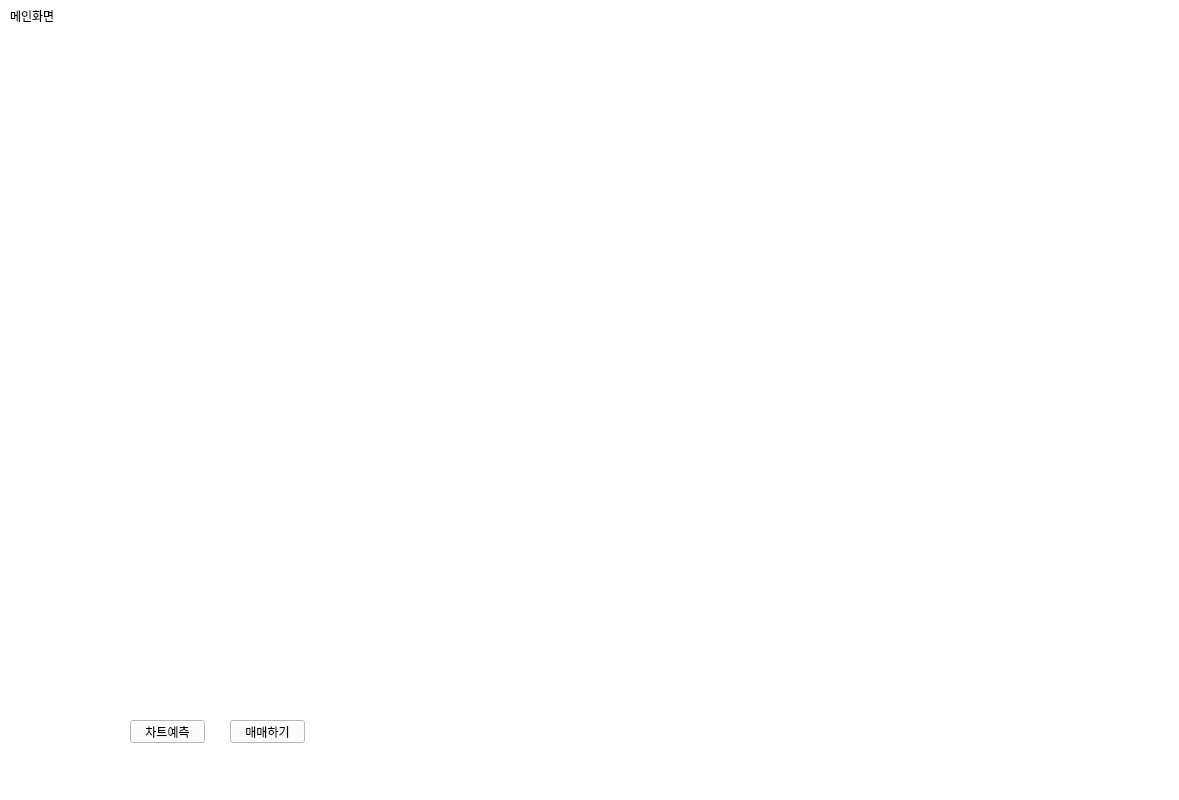
kminvis/PyQt, file main.ui: the form before one commit.
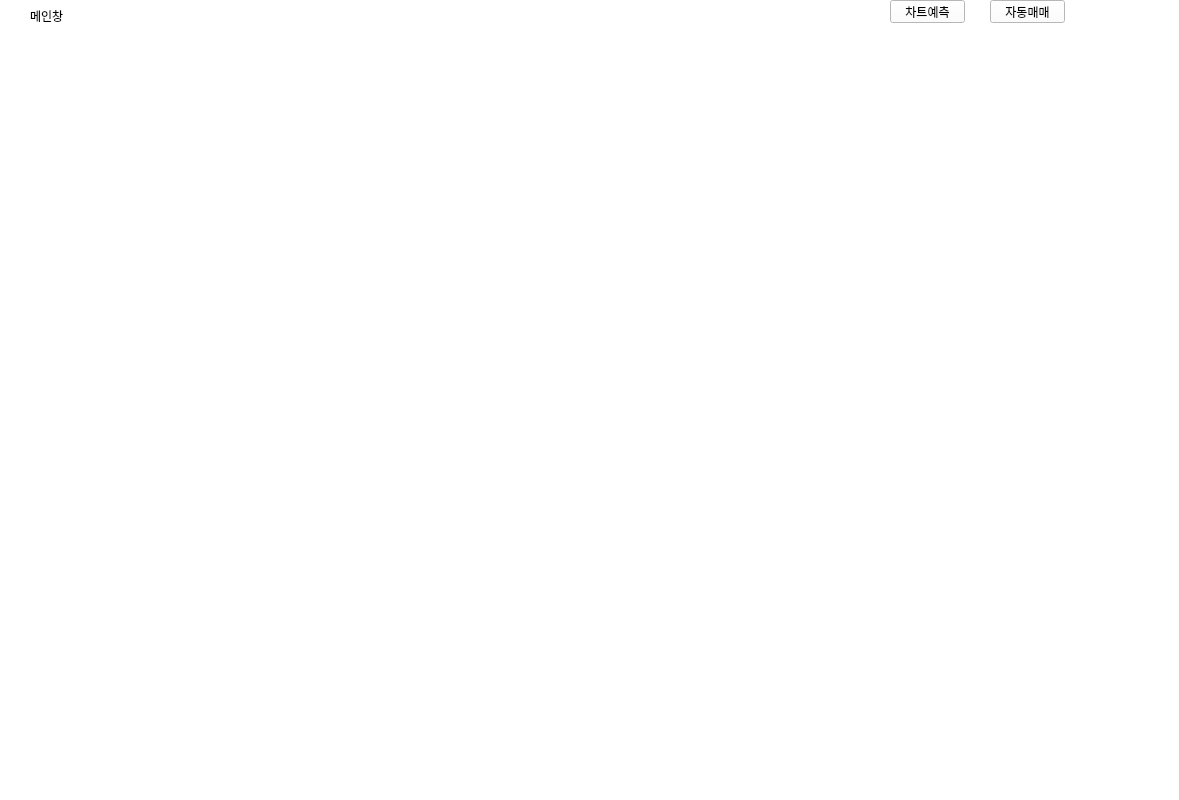
The form after the commit.

Commit message: 자동매매 추가

Diff of the .ui file:
```diff
--- a/main.ui
+++ b/main.ui
@@ -20,8 +20,8 @@
    <widget class="QPushButton" name="predictionButton">
     <property name="geometry">
      <rect>
-      <x>130</x>
-      <y>720</y>
+      <x>890</x>
+      <y>0</y>
       <width>75</width>
       <height>23</height>
      </rect>
@@ -41,30 +41,30 @@
     </property>
     <layout class="QVBoxLayout" name="Layout"/>
    </widget>
-   <widget class="QLabel" name="status">
-    <property name="geometry">
-     <rect>
-      <x>10</x>
-      <y>10</y>
-      <width>56</width>
-      <height>12</height>
-     </rect>
-    </property>
-    <property name="text">
-     <string>메인화면</string>
-    </property>
-   </widget>
    <widget class="QPushButton" name="tradeButton">
     <property name="geometry">
      <rect>
-      <x>230</x>
-      <y>720</y>
+      <x>990</x>
+      <y>0</y>
       <width>75</width>
       <height>23</height>
      </rect>
     </property>
     <property name="text">
-     <string>매매하기</string>
+     <string>자동매매</string>
+    </property>
+   </widget>
+   <widget class="QLabel" name="status">
+    <property name="geometry">
+     <rect>
+      <x>30</x>
+      <y>0</y>
+      <width>91</width>
+      <height>31</height>
+     </rect>
+    </property>
+    <property name="text">
+     <string>메인창</string>
     </property>
    </widget>
   </widget>
```
The commit also changes 3 other files.
